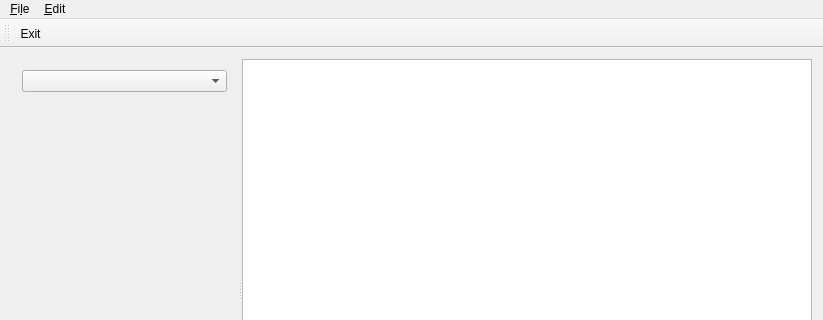
Qt form mainwindow.ui (PLLUG-Community-C-Qt-Roadmap/CafeMenuEditor) before a commit; both pictures show x 0 to 823 and y 0 to 320 of the 823 by 554 pixel window.
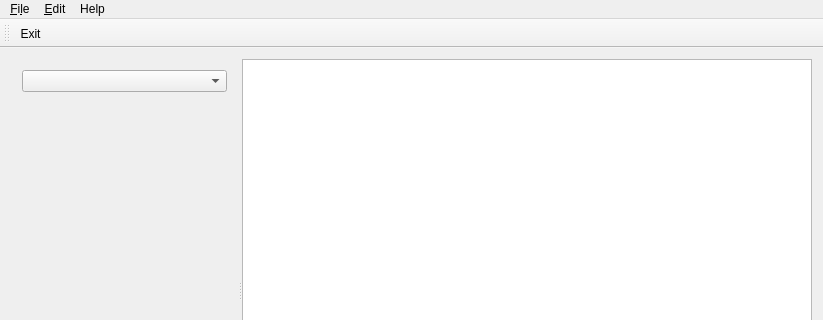
The same form after that commit. Custom widgets are drawn as their Qt base class.

Commit message: Task #2. Implemented Help action

Patch:
```diff
--- a/mainwindow.ui
+++ b/mainwindow.ui
@@ -60,7 +60,7 @@
      <x>0</x>
      <y>0</y>
      <width>823</width>
-     <height>29</height>
+     <height>21</height>
     </rect>
    </property>
    <widget class="QMenu" name="menuFile">
@@ -79,8 +79,16 @@
     <addaction name="action_Add"/>
     <addaction name="action_Remove"/>
    </widget>
+   <widget class="QMenu" name="menuHelp">
+    <property name="title">
+     <string>Help</string>
+    </property>
+    <addaction name="actionAbout_Menu_Editor"/>
+    <addaction name="actionAbout_Qt"/>
+   </widget>
    <addaction name="menuFile"/>
    <addaction name="menuEdit"/>
+   <addaction name="menuHelp"/>
   </widget>
   <widget class="QToolBar" name="mainToolBar">
    <attribute name="toolBarArea">
```
Left out of the diff: 10 changed lines with no effect on the pictures. The commit also changes 9 other files.
